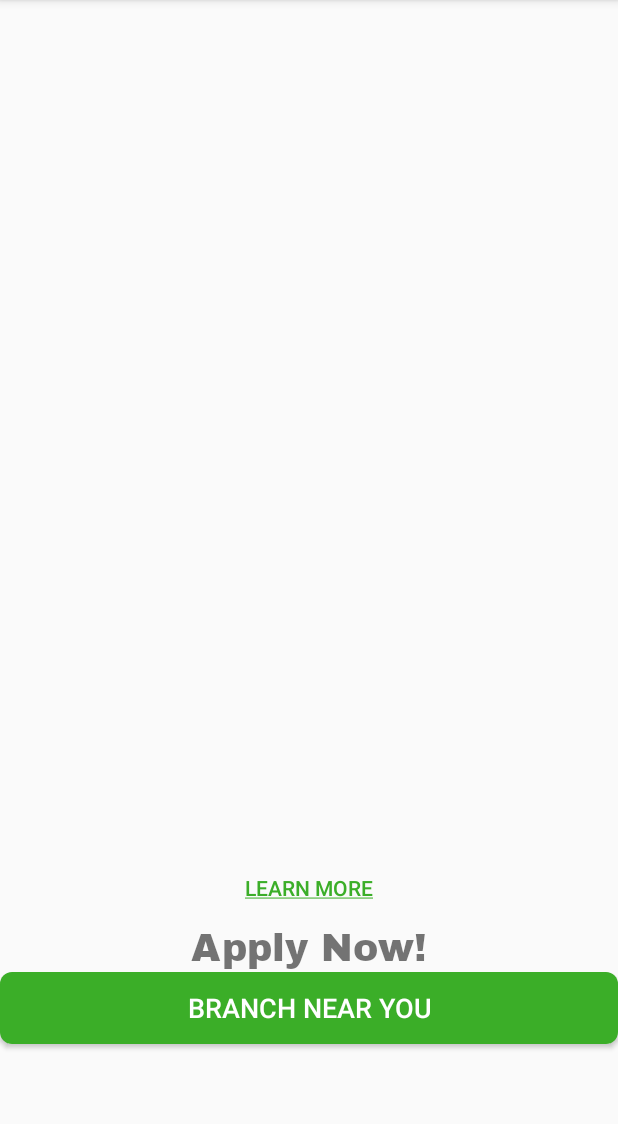
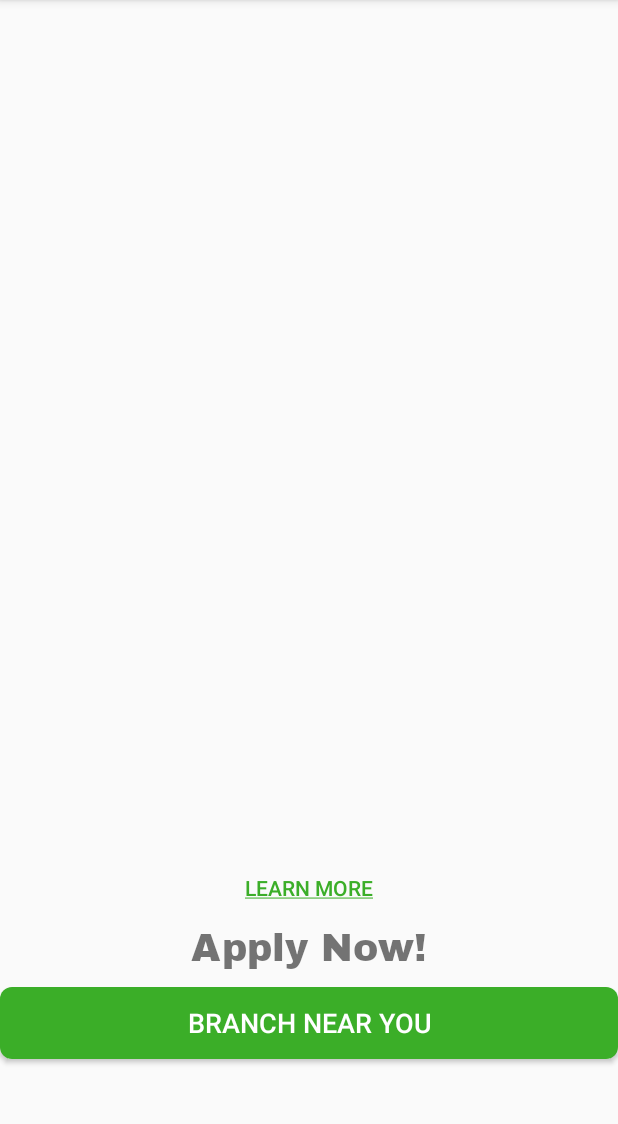
Before and after one commit to hPark0811/ForMe, an Android app: the fragment PlaceholderFragment shown on its own in the app's theme, on a phone screen of 412 x 824 dp, the part 84-1208 px from its top. Run offline under Robolectric (Android 15) with nearby library versions, the phone set to English and light mode, and no system bars; 2 statements that could not run were skipped.

Commit message:
Layout Style adjustment

```diff
--- a/mobileApp/app/src/main/java/com/heung/forme/MainActivity.java
+++ b/mobileApp/app/src/main/java/com/heung/forme/MainActivity.java
@@ -68,7 +68,7 @@ public class MainActivity extends AppCompatActivity {
     };
 
     public void openTdCreditCardURL(View view){
-        Uri uri = Uri.parse("http://www.google.com");
+        Uri uri = Uri.parse("https://www.td.com/ca/en/personal-banking/products/credit-cards/");
         Intent intent = new Intent(Intent.ACTION_VIEW, uri);
         startActivity(intent);
     }
--- a/mobileApp/app/src/main/res/layout/fragment_main.xml
+++ b/mobileApp/app/src/main/res/layout/fragment_main.xml
@@ -55,6 +55,7 @@
                 android:id="@+id/textView"
                 android:layout_width="wrap_content"
                 android:layout_height="wrap_content"
+                android:layout_marginBottom="10dp"
                 android:text="@string/Apply"
                 android:textSize="25sp"
                 app:fontFamily="@font/archivo_black" />
--- a/mobileApp/app/src/main/res/values/strings.xml
+++ b/mobileApp/app/src/main/res/values/strings.xml
@@ -4,5 +4,5 @@
     <string name="MoreInfo"><u>Learn More</u></string>
     <string name="branch">Branch Near You</string>
     <string name="Apply">Apply Now!</string>
-    <string name="forgot">Forgot Password?</string>
+    <string name="forgot"><u>Forgot Password?</u></string>
 </resources>
```
